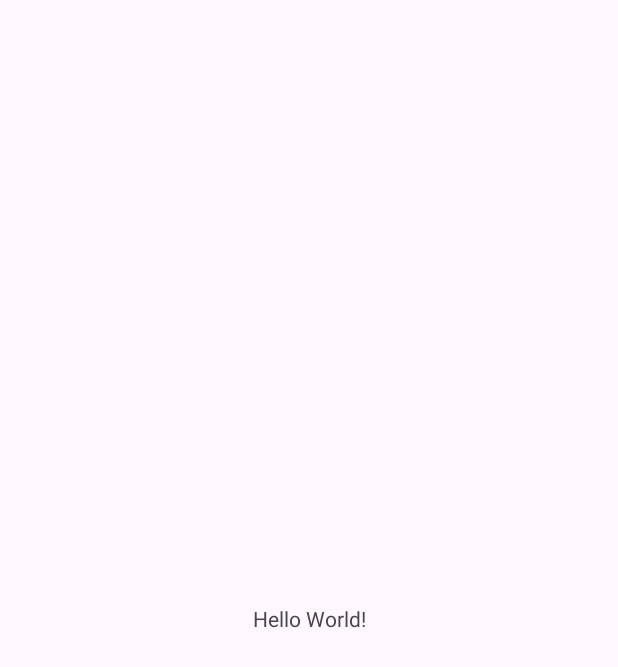
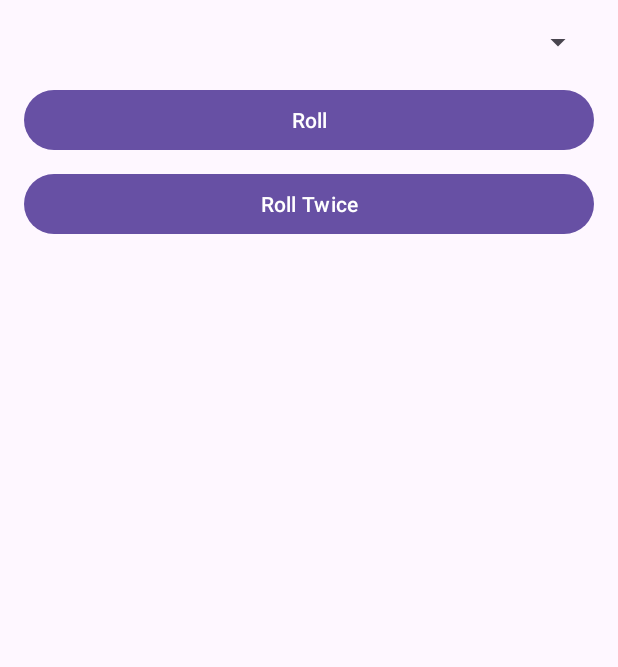
Before and after one commit to sunmeetsingh525/Dice_Rolling_App, an Android app: the screen it shows after launch (MainActivity), on a phone screen of 412 x 824 dp. Before the commit the part shown is almost empty. Shown: the top 667 px of the screen. Run offline under Robolectric (Android 15) with nearby library versions, the phone set to English and light mode, and no system bars.

Commit message:
Made rough layout.

```diff
--- a/app/src/main/res/layout/activity_main.xml
+++ b/app/src/main/res/layout/activity_main.xml
@@ -1,18 +1,38 @@
 <?xml version="1.0" encoding="utf-8"?>
-<androidx.constraintlayout.widget.ConstraintLayout xmlns:android="http://schemas.android.com/apk/res/android"
+<LinearLayout xmlns:android="http://schemas.android.com/apk/res/android"
     xmlns:app="http://schemas.android.com/apk/res-auto"
     xmlns:tools="http://schemas.android.com/tools"
     android:layout_width="match_parent"
     android:layout_height="match_parent"
+    android:orientation="vertical"
+    android:padding="16dp"
     tools:context=".MainActivity">
 
+    <Spinner
+        android:id="@+id/spinner"
+        android:layout_width="match_parent"
+        android:layout_height="wrap_content"
+        android:layout_marginBottom="16dp"/>
+
+    <Button
+        android:id="@+id/rollButton"
+        android:layout_width="match_parent"
+        android:layout_height="wrap_content"
+        android:text="Roll"
+        android:layout_marginBottom="8dp"/>
+
+    <Button
+        android:id="@+id/rollTwiceButton"
+        android:layout_width="match_parent"
+        android:layout_height="wrap_content"
+        android:text="Roll Twice"
+        android:layout_marginBottom="8dp"/>
+
     <TextView
-        android:layout_width="wrap_content"
+        android:id="@+id/resultTextView"
+        android:layout_width="match_parent"
         android:layout_height="wrap_content"
-        android:text="Hello World!"
-        app:layout_constraintBottom_toBottomOf="parent"
-        app:layout_constraintEnd_toEndOf="parent"
-        app:layout_constraintStart_toStartOf="parent"
-        app:layout_constraintTop_toTopOf="parent" />
-
-</androidx.constraintlayout.widget.ConstraintLayout>
+        android:layout_marginTop="16dp"
+        android:textSize="24sp"
+        android:textAlignment="center"/>
+</LinearLayout>
```
